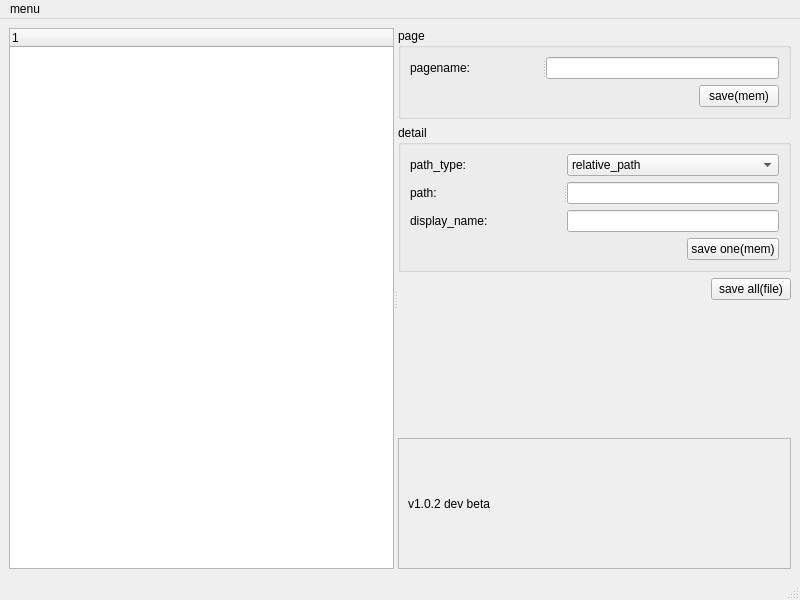
First picture: the form in config.ui, repository laobpk/gomihako, before the edit.
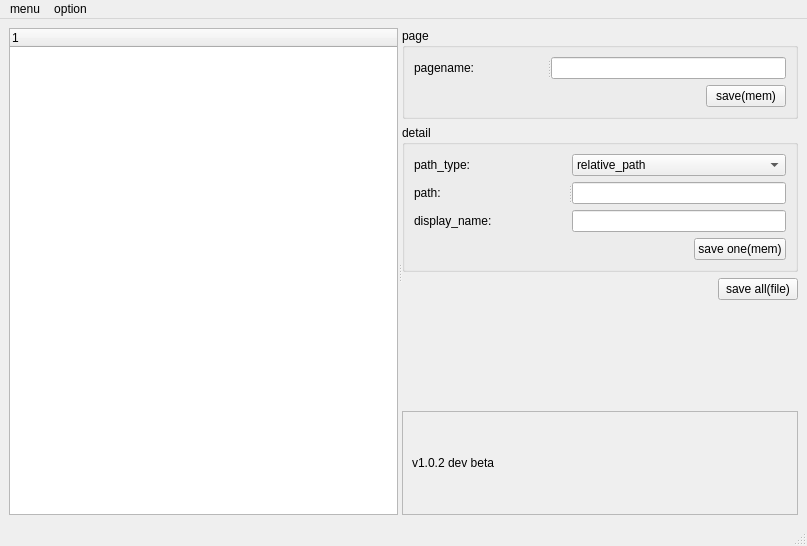
Second picture: the form after the edit.

```diff
--- a/config.ui
+++ b/config.ui
@@ -6,8 +6,8 @@
    <rect>
     <x>0</x>
     <y>0</y>
-    <width>800</width>
-    <height>600</height>
+    <width>807</width>
+    <height>546</height>
    </rect>
   </property>
   <property name="windowTitle">
@@ -114,6 +114,12 @@
               <layout class="QVBoxLayout" name="verticalLayout_3">
                <item>
                 <widget class="QLabel" name="label">
+                 <property name="sizePolicy">
+                  <sizepolicy hsizetype="Minimum" vsizetype="Preferred">
+                   <horstretch>0</horstretch>
+                   <verstretch>0</verstretch>
+                  </sizepolicy>
+                 </property>
                  <property name="text">
                   <string>path_type:</string>
                  </property>
@@ -121,6 +127,12 @@
                </item>
                <item>
                 <widget class="QLabel" name="label_2">
+                 <property name="sizePolicy">
+                  <sizepolicy hsizetype="Minimum" vsizetype="Preferred">
+                   <horstretch>0</horstretch>
+                   <verstretch>0</verstretch>
+                  </sizepolicy>
+                 </property>
                  <property name="text">
                   <string>path:</string>
                  </property>
@@ -128,6 +140,12 @@
                </item>
                <item>
                 <widget class="QLabel" name="label_3">
+                 <property name="sizePolicy">
+                  <sizepolicy hsizetype="Minimum" vsizetype="Preferred">
+                   <horstretch>0</horstretch>
+                   <verstretch>0</verstretch>
+                  </sizepolicy>
+                 </property>
                  <property name="text">
                   <string>display_name:</string>
                  </property>
@@ -211,8 +229,8 @@
             <rect>
              <x>0</x>
              <y>0</y>
-             <width>398</width>
-             <height>101</height>
+             <width>418</width>
+             <height>85</height>
             </rect>
            </property>
            <layout class="QGridLayout" name="gridLayout_4">
@@ -238,8 +256,8 @@
     <rect>
      <x>0</x>
      <y>0</y>
-     <width>800</width>
-     <height>23</height>
+     <width>807</width>
+     <height>26</height>
     </rect>
    </property>
    <widget class="QMenu" name="menumenu">
@@ -249,7 +267,26 @@
     <addaction name="actionadd_program"/>
     <addaction name="actionadd_page"/>
    </widget>
+   <widget class="QMenu" name="menuoption">
+    <property name="title">
+     <string>option</string>
+    </property>
+    <widget class="QMenu" name="menulanguage">
+     <property name="title">
+      <string>language</string>
+     </property>
+     <addaction name="actionenglish"/>
+     <addaction name="actionchinese"/>
+     <addaction name="actionrussian"/>
+     <addaction name="actionjapanese"/>
+     <addaction name="actionfrench"/>
+     <addaction name="actionkorean"/>
+     <addaction name="actiongerman"/>
+    </widget>
+    <addaction name="menulanguage"/>
+   </widget>
    <addaction name="menumenu"/>
+   <addaction name="menuoption"/>
   </widget>
   <widget class="QStatusBar" name="statusbar"/>
   <action name="actionadd_program">
```
Left out of the diff: 35 changed lines with no effect on the pictures.
